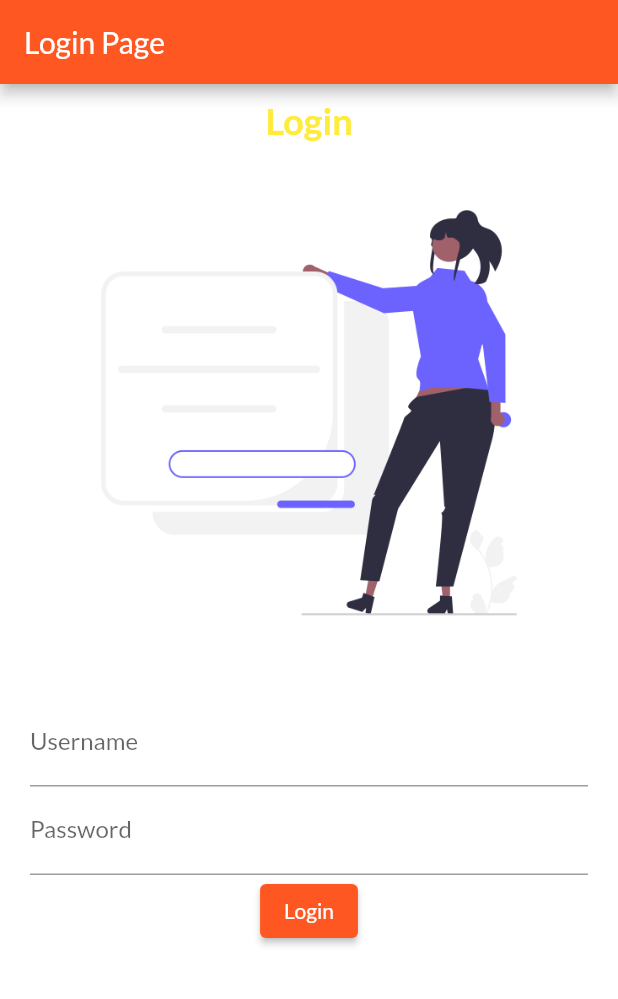
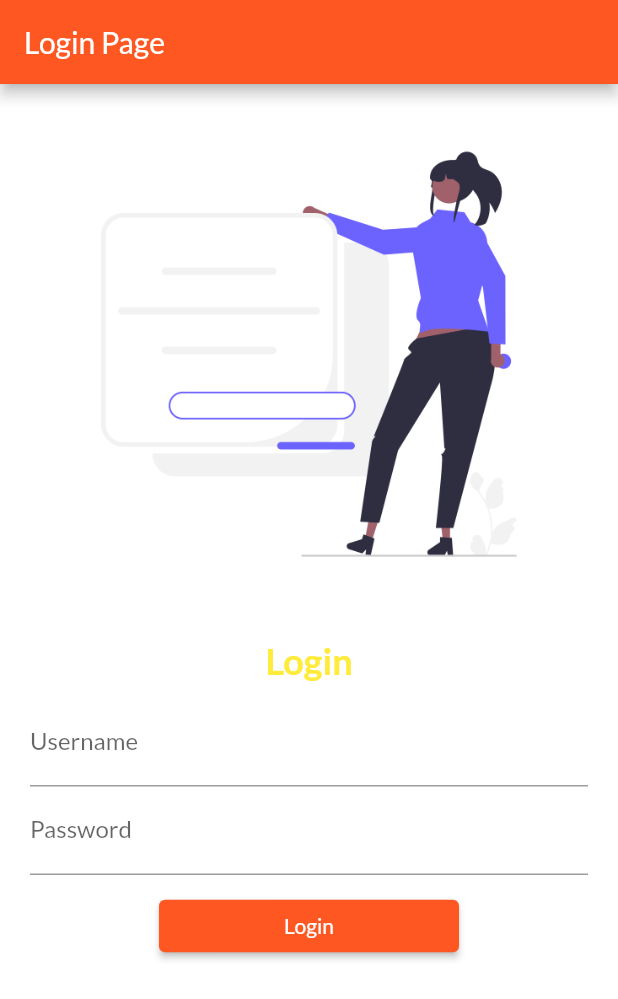
Before and after one commit to mrjaypatel/flutter_learn, a Flutter app: the screen it shows after launch, on a phone screen of 412 x 824 dp. Shown: the top 999 px of the screen. Run offline on Flutter 3.47's test engine with Material 2 defaults, Android fonts, the phone set to English and light mode, and no system bars; our stand-ins replace google_fonts.

Commit message:
day5 Done

```diff
--- a/lib/main.dart
+++ b/lib/main.dart
@@ -1,6 +1,8 @@
 import 'package:flutter/material.dart';
+import 'package:flutter_learn_1/screens/auth/signup.dart';
 import 'package:flutter_learn_1/screens/home_page.dart';
 import 'package:flutter_learn_1/screens/auth/login.dart';
+import 'package:flutter_learn_1/utils/routes.dart';
 import 'package:google_fonts/google_fonts.dart';
 
 void main() {
@@ -29,9 +31,10 @@ class myApp extends StatelessWidget {
           fontFamily: GoogleFonts.lato().fontFamily),
       darkTheme: ThemeData(brightness: Brightness.dark),
       routes: {
-        "/": (context) => LoginPage(),
-        "/login": (context) => LoginPage(),
-        "/home": (context) => HomePage(),
+        MyRoutes.rootRoute: (context) => LoginPage(),
+        MyRoutes.loginRoute: (context) => LoginPage(),
+        MyRoutes.signupRoute: (context) => SignupPage(),
+        MyRoutes.homeRoute: (context) => HomePage(),
       },
     );
   }
--- a/lib/screens/auth/login.dart
+++ b/lib/screens/auth/login.dart
@@ -1,4 +1,5 @@
 import 'package:flutter/material.dart';
+import 'package:flutter_learn_1/utils/routes.dart';
 
 class LoginPage extends StatelessWidget {
   const LoginPage({Key? key}) : super(key: key);
@@ -8,24 +9,21 @@ class LoginPage extends StatelessWidget {
     return Scaffold(
       backgroundColor: Colors.white,
       appBar: AppBar(
-        title: Text("Login Page"),
+        title: const Text("Login Page"),
       ),
-      body: Container(
+      body: SingleChildScrollView(
         child: Column(
           children: [
-          SizedBox(
+            Image.asset("assets/images/login.png", fit: BoxFit.fitWidth),
+            const SizedBox(
               height: 10.0,
             ),
-          Text(
+            const Text(
               "Login",
               style: TextStyle(
                   color: Colors.yellow,
                   fontSize: 24,
                   fontWeight: FontWeight.bold),
-          ),
-          Image.asset(
-            "assets/images/login.png",
-            fit: BoxFit.cover,
             ),
             Padding(
               padding:
@@ -33,24 +31,31 @@ class LoginPage extends StatelessWidget {
               child: Column(
                 children: [
                   TextFormField(
-                  decoration: InputDecoration(
+                    decoration: const InputDecoration(
                         hintText: "Username", labelText: "Username"),
                   ),
                   TextFormField(
                     obscureText: true,
-                  decoration: InputDecoration(
+                    decoration: const InputDecoration(
                         hintText: "Password", labelText: "Password"),
+                  ),
+                  const SizedBox(
+                    height: 10,
                   ),
                   ElevatedButton(
                     onPressed: () {
-                      print("Login Button Clicked");
+                      Navigator.pushNamed(context, MyRoutes.homeRoute);
                     },
-                    child: Text("Login"))
+                    child: const Text("Login"),
+                    style:
+                        TextButton.styleFrom(minimumSize: const Size(200, 35)),
+                  )
                 ],
               ),
             )
           ],
-      )),
+        ),
+      ),
     );
   }
 }
--- /dev/null
+++ b/lib/screens/auth/signup.dart
@@ -0,0 +1,17 @@
+import 'package:flutter/material.dart';
+
+class SignupPage extends StatelessWidget {
+  const SignupPage({Key? key}) : super(key: key);
+
+  @override
+  Widget build(BuildContext context) {
+    return Scaffold(
+      appBar: AppBar(
+        title: Text("Signup"),
+      ),
+      body: Column(
+        children: [],
+      ),
+    );
+  }
+}
--- /dev/null
+++ b/lib/utils/routes.dart
@@ -0,0 +1,6 @@
+class MyRoutes {
+  static String rootRoute = "/";
+  static String loginRoute = "/login";
+  static String signupRoute = "/signup";
+  static String homeRoute = "/home";
+}
```
Also changed, not shown: assets/images/signup.png (added). Lines whose indentation alone changed are shown as unchanged.
